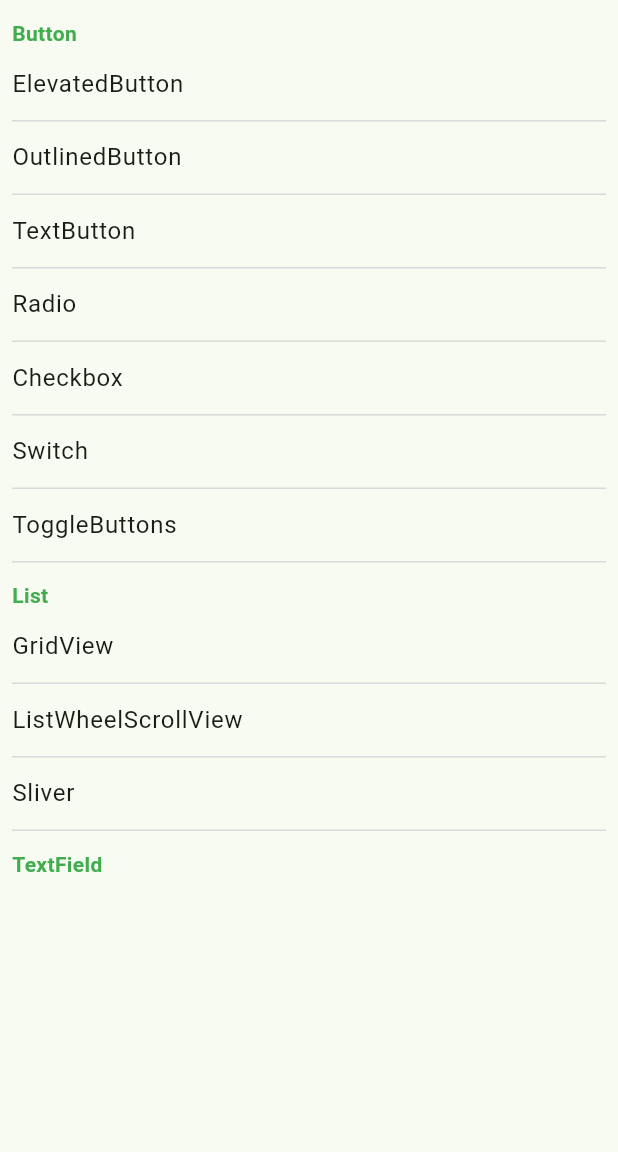
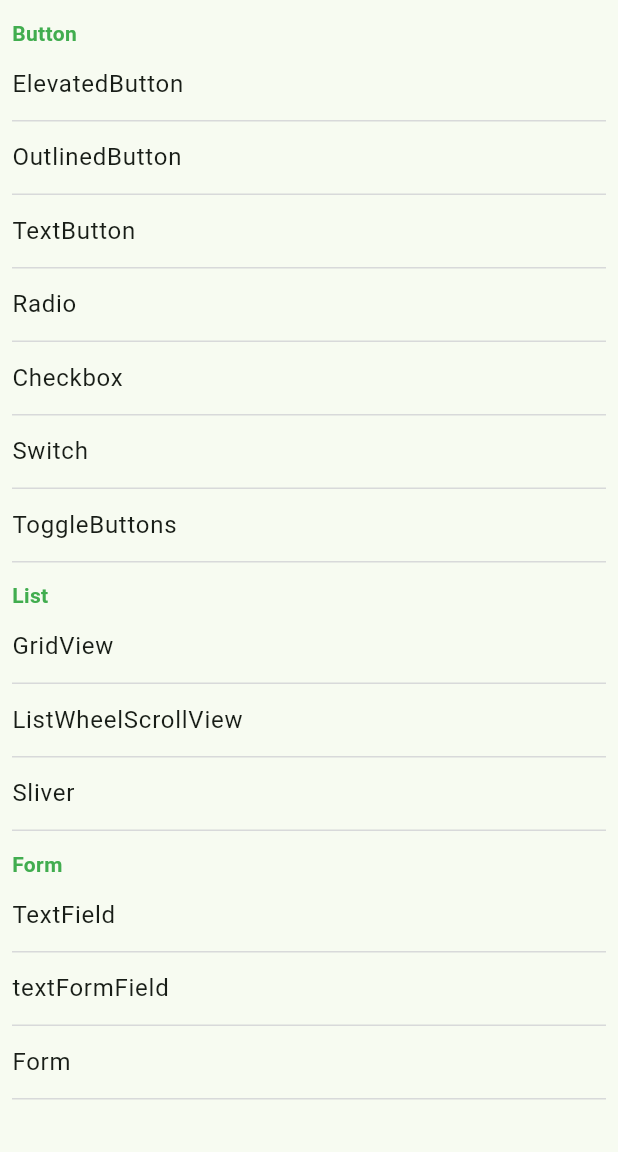
Before and after one commit to rikuyu/my_widget_catalog, a Flutter app: the screen it shows after launch, on a phone screen of 412 x 824 dp, the part 84-1236 px from its top. Run offline on Flutter 3.47's test engine with Material 2 defaults, Android fonts, the phone set to English and light mode, and no system bars; our stand-ins replace flutter_svg; generated files the repository leaves out were written again.

Commit message:
add form list

```diff
--- a/lib/catalog_list_screen.dart
+++ b/lib/catalog_list_screen.dart
@@ -48,6 +48,9 @@ class MyWidgetCatalog extends StatelessWidget {
 
           // TextField系
           CategoryTitle(l10n.categoryTextFieldTitle).build(context),
+          WidgetItem(l10n.textField).build(context),
+          WidgetItem(l10n.textFormField).build(context),
+          WidgetItem(l10n.form).build(context),
         ],
       ),
     );
--- a/lib/l10n/app_ja.arb
+++ b/lib/l10n/app_ja.arb
@@ -24,5 +24,8 @@
     "radioListTile": "RadioListTile",
     "switchButton": "Switch",
     "toggleButtons": "ToggleButtons",
-    "categoryTextFieldTitle": "TextField"
+    "categoryTextFieldTitle": "Form",
+    "textField": "TextField",
+    "textFormField": "textFormField",
+    "form": "Form"
 }
--- a/lib/widgets/button/toggle_buttons_catalog.dart
+++ b/lib/widgets/button/toggle_buttons_catalog.dart
@@ -42,7 +42,7 @@ class _ToggleButtonsCatalogState extends State<ToggleButtonsCatalog> {
               children: [
                 SvgPicture.asset(Assets.historyLine),
                 SvgPicture.asset(Assets.expenditureLine),
-                SvgPicture.asset(Assets.luggageLine),
+                SvgPicture.asset(Assets.codeReaderLine),
                 SvgPicture.asset(Assets.invoiceLine),
                 SvgPicture.asset(Assets.arrivalLine),
               ],
```
